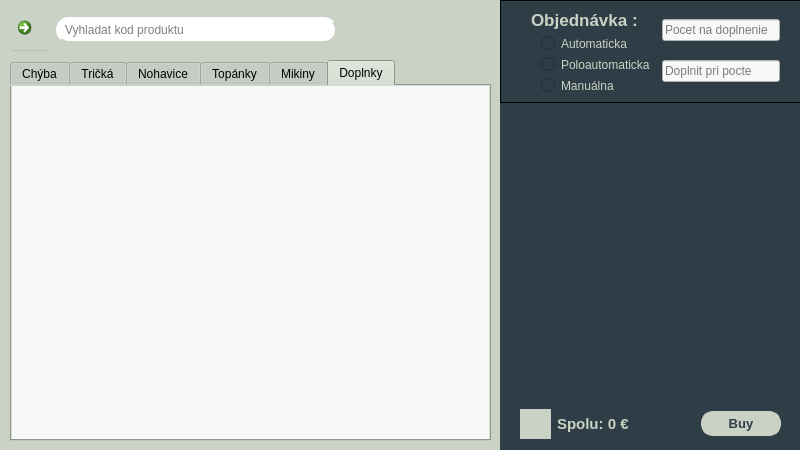
Above: source/code/main.ui from tomas-magat/camels-eshop-infosystem before the change. Below: the same form after it.
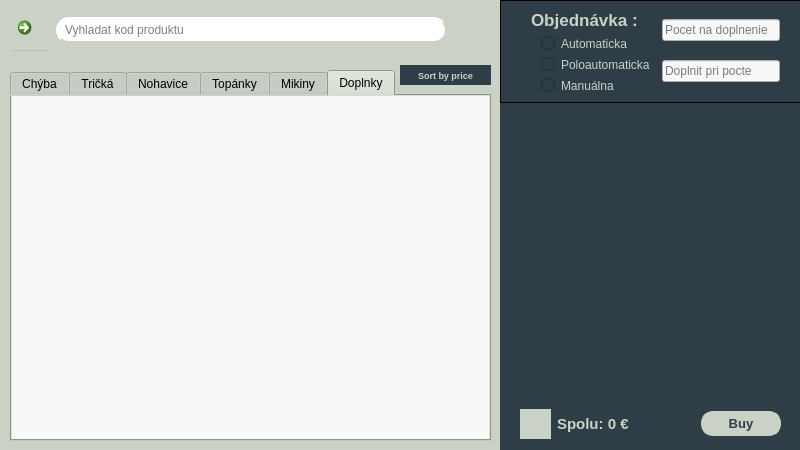
That is the form after the change. The open tabs and pages were chosen to show the change. Icons and pictures are not drawn.

What changed in the file:
```diff
--- a/source/code/main.ui
+++ b/source/code/main.ui
@@ -2080,7 +2080,7 @@
        <property name="bottomMargin">
         <number>0</number>
        </property>
-       <item alignment="Qt::AlignTop">
+       <item>
         <widget class="QFrame" name="topBar_2">
          <property name="minimumSize">
           <size>
@@ -2141,7 +2141,7 @@
               </size>
              </property>
              <property name="styleSheet">
-              <string notr="true">border:None</string>
+              <string notr="true">QGroupBox#searchBar_2 {border:0;}</string>
              </property>
              <property name="alignment">
               <set>Qt::AlignJustify|Qt::AlignVCenter</set>
@@ -2151,7 +2151,7 @@
                <rect>
                 <x>0</x>
                 <y>7</y>
-                <width>281</width>
+                <width>391</width>
                 <height>26</height>
                </rect>
               </property>
@@ -2188,9 +2188,9 @@
              <widget class="QPushButton" name="searchButton_2">
               <property name="geometry">
                <rect>
-                <x>280</x>
+                <x>390</x>
                 <y>0</y>
-                <width>31</width>
+                <width>41</width>
                 <height>40</height>
                </rect>
               </property>
@@ -2233,9 +2233,9 @@
           <property name="geometry">
            <rect>
             <x>10</x>
-            <y>0</y>
+            <y>10</y>
             <width>481</width>
-            <height>381</height>
+            <height>371</height>
            </rect>
           </property>
           <property name="styleSheet">
@@ -2660,8 +2660,8 @@
                  <rect>
                   <x>0</x>
                   <y>0</y>
-                  <width>100</width>
-                  <height>30</height>
+                  <width>481</width>
+                  <height>361</height>
                  </rect>
                 </property>
                 <layout class="QVBoxLayout" name="verticalLayout_35"/>
@@ -2672,6 +2672,81 @@
            </widget>
           </widget>
          </widget>
+         <widget class="QFrame" name="sortSection_2">
+          <property name="geometry">
+           <rect>
+            <x>400</x>
+            <y>0</y>
+            <width>91</width>
+            <height>31</height>
+           </rect>
+          </property>
+          <layout class="QVBoxLayout" name="verticalLayout_48">
+           <property name="spacing">
+            <number>0</number>
+           </property>
+           <property name="leftMargin">
+            <number>0</number>
+           </property>
+           <property name="topMargin">
+            <number>0</number>
+           </property>
+           <property name="rightMargin">
+            <number>0</number>
+           </property>
+           <property name="bottomMargin">
+            <number>0</number>
+           </property>
+           <item>
+            <widget class="QPushButton" name="sortButton_2">
+             <property name="minimumSize">
+              <size>
+               <width>0</width>
+               <height>20</height>
+              </size>
+             </property>
+             <property name="font">
+              <font>
+               <pointsize>7</pointsize>
+               <weight>75</weight>
+               <bold>true</bold>
+              </font>
+             </property>
+             <property name="styleSheet">
+              <string notr="true">#sortButton_2 {
+	border: 1px solid #2f3e46; 
+	background-color: #2f3e46;
+	color: #cad2c5;
+}
+#sortButton_2:hover {
+	border-color: #354f52; 
+	background-color: #354f52;
+}
+#sortButton_2:pressed {
+	border-color: #354f52; 
+	background-color: #354f52;
+}</string>
+             </property>
+             <property name="text">
+              <string>Sort by price</string>
+             </property>
+             <property name="icon">
+              <iconset>
+               <normaloff>../../assets/icons/up_down_arrow.png</normaloff>../../assets/icons/up_down_arrow.png</iconset>
+             </property>
+             <property name="iconSize">
+              <size>
+               <width>12</width>
+               <height>12</height>
+              </size>
+             </property>
+             <property name="flat">
+              <bool>true</bool>
+             </property>
+            </widget>
+           </item>
+          </layout>
+         </widget>
         </widget>
        </item>
       </layout>
```
Left out of the diff: 41 changed lines with no effect on the pictures.
